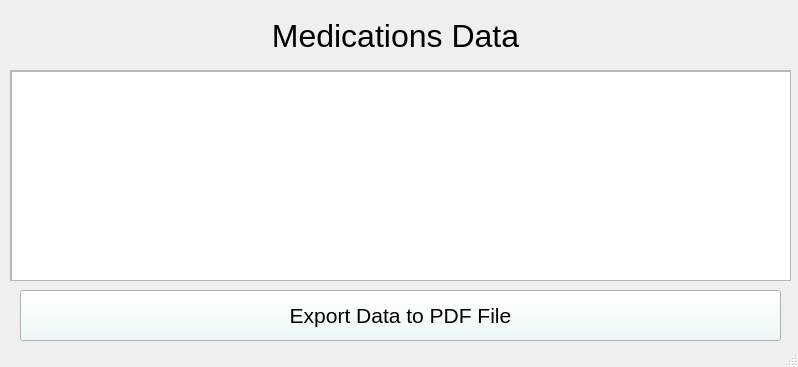
Before: the Qt Designer form GUIui/medicationsData.ui in yahalomit/Drugs-Matching-Project, drawn with Qt 5.
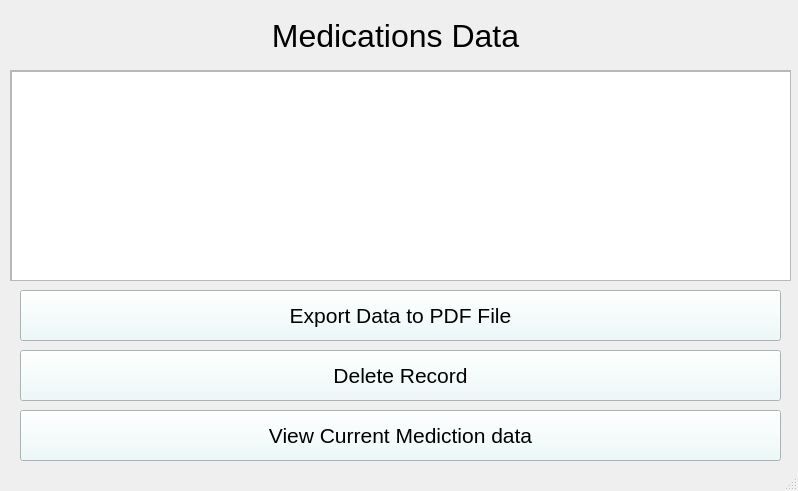
After: the same form once the commit is applied.

Diff of the .ui file:
```diff
--- a/GUIui/medicationsData.ui
+++ b/GUIui/medicationsData.ui
@@ -7,7 +7,7 @@
     <x>0</x>
     <y>0</y>
     <width>798</width>
-    <height>367</height>
+    <height>491</height>
    </rect>
   </property>
   <property name="windowTitle">
@@ -89,6 +89,48 @@
      <string>Export Data to PDF File</string>
     </property>
    </widget>
+   <widget class="QPushButton" name="deleteBtn">
+    <property name="geometry">
+     <rect>
+      <x>20</x>
+      <y>350</y>
+      <width>761</width>
+      <height>51</height>
+     </rect>
+    </property>
+    <property name="font">
+     <font>
+      <pointsize>16</pointsize>
+     </font>
+    </property>
+    <property name="styleSheet">
+     <string notr="true">background-color: rgb(235, 250, 250);</string>
+    </property>
+    <property name="text">
+     <string>Delete Record</string>
+    </property>
+   </widget>
+   <widget class="QPushButton" name="viewBtn">
+    <property name="geometry">
+     <rect>
+      <x>20</x>
+      <y>410</y>
+      <width>761</width>
+      <height>51</height>
+     </rect>
+    </property>
+    <property name="font">
+     <font>
+      <pointsize>16</pointsize>
+     </font>
+    </property>
+    <property name="styleSheet">
+     <string notr="true">background-color: rgb(235, 250, 250);</string>
+    </property>
+    <property name="text">
+     <string>View Current Mediction data</string>
+    </property>
+   </widget>
   </widget>
   <widget class="QStatusBar" name="statusbar"/>
  </widget>
```
